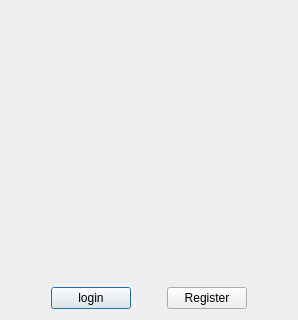
This is source/windows/authorization/authorizationwindow.ui in Who-are-me/term_paper_2022 as Qt 5 draws it before an edit. The edited form follows.
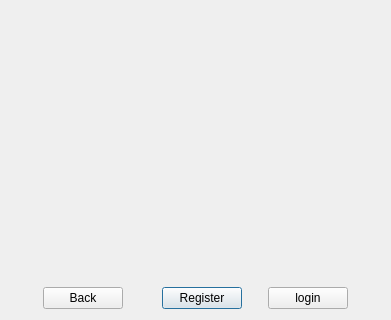
This is the edited form.

What changed in the file:
```diff
--- a/source/windows/authorization/authorizationwindow.ui
+++ b/source/windows/authorization/authorizationwindow.ui
@@ -6,7 +6,7 @@
    <rect>
     <x>0</x>
     <y>0</y>
-    <width>298</width>
+    <width>391</width>
     <height>320</height>
    </rect>
   </property>
@@ -14,46 +14,7 @@
    <string>Dialog</string>
   </property>
   <layout class="QGridLayout" name="gridLayout">
-   <item row="1" column="1">
-    <widget class="QPushButton" name="btn_login">
-     <property name="maximumSize">
-      <size>
-       <width>100</width>
-       <height>16777215</height>
-      </size>
-     </property>
-     <property name="text">
-      <string>login</string>
-     </property>
-    </widget>
-   </item>
-   <item row="1" column="0">
-    <spacer name="horizontalSpacer_2">
-     <property name="orientation">
-      <enum>Qt::Horizontal</enum>
-     </property>
-     <property name="sizeHint" stdset="0">
-      <size>
-       <width>40</width>
-       <height>20</height>
-      </size>
-     </property>
-    </spacer>
-   </item>
-   <item row="0" column="1">
-    <spacer name="verticalSpacer">
-     <property name="orientation">
-      <enum>Qt::Vertical</enum>
-     </property>
-     <property name="sizeHint" stdset="0">
-      <size>
-       <width>20</width>
-       <height>40</height>
-      </size>
-     </property>
-    </spacer>
-   </item>
-   <item row="1" column="3">
+   <item row="1" column="5">
     <widget class="QPushButton" name="btn_register">
      <property name="maximumSize">
       <size>
@@ -69,20 +30,46 @@
      </property>
     </widget>
    </item>
+   <item row="0" column="6">
+    <spacer name="verticalSpacer">
+     <property name="orientation">
+      <enum>Qt::Vertical</enum>
+     </property>
+     <property name="sizeHint" stdset="0">
+      <size>
+       <width>20</width>
+       <height>40</height>
+      </size>
+     </property>
+    </spacer>
+   </item>
    <item row="1" column="2">
-    <spacer name="horizontalSpacer">
+    <spacer name="horizontalSpacer_2">
      <property name="orientation">
       <enum>Qt::Horizontal</enum>
      </property>
      <property name="sizeHint" stdset="0">
       <size>
-       <width>20</width>
+       <width>40</width>
        <height>20</height>
       </size>
      </property>
     </spacer>
    </item>
-   <item row="1" column="4">
+   <item row="1" column="7">
+    <widget class="QPushButton" name="btn_login">
+     <property name="maximumSize">
+      <size>
+       <width>100</width>
+       <height>16777215</height>
+      </size>
+     </property>
+     <property name="text">
+      <string>login</string>
+     </property>
+    </widget>
+   </item>
+   <item row="1" column="8">
     <spacer name="horizontalSpacer_3">
      <property name="orientation">
       <enum>Qt::Horizontal</enum>
@@ -95,6 +82,39 @@
      </property>
     </spacer>
    </item>
+   <item row="1" column="1">
+    <widget class="QPushButton" name="btn_back">
+     <property name="text">
+      <string>Back</string>
+     </property>
+    </widget>
+   </item>
+   <item row="1" column="6">
+    <spacer name="horizontalSpacer">
+     <property name="orientation">
+      <enum>Qt::Horizontal</enum>
+     </property>
+     <property name="sizeHint" stdset="0">
+      <size>
+       <width>20</width>
+       <height>20</height>
+      </size>
+     </property>
+    </spacer>
+   </item>
+   <item row="1" column="0">
+    <spacer name="horizontalSpacer_4">
+     <property name="orientation">
+      <enum>Qt::Horizontal</enum>
+     </property>
+     <property name="sizeHint" stdset="0">
+      <size>
+       <width>40</width>
+       <height>20</height>
+      </size>
+     </property>
+    </spacer>
+   </item>
   </layout>
  </widget>
  <resources/>
```
